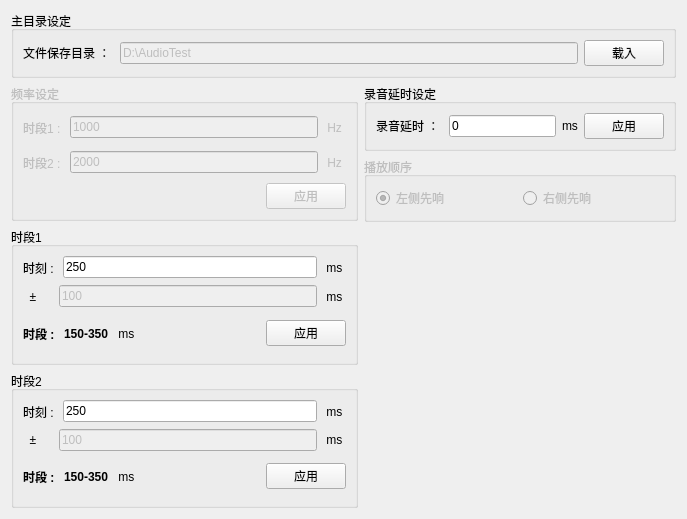
YeeeeRQ/SpeakerTest, file Setup4AutoTest.ui: the form before one commit.
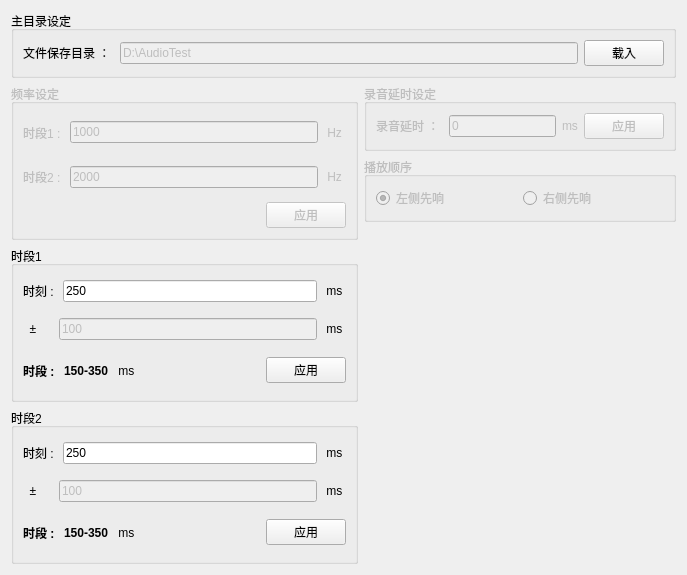
The form after the commit.

Patch:
```diff
--- a/Setup4AutoTest.ui
+++ b/Setup4AutoTest.ui
@@ -7,7 +7,7 @@
     <x>0</x>
     <y>0</y>
     <width>687</width>
-    <height>519</height>
+    <height>575</height>
    </rect>
   </property>
   <property name="windowTitle">
@@ -397,6 +397,9 @@
           <layout class="QVBoxLayout" name="verticalLayout_6">
            <item>
             <widget class="QGroupBox" name="groupBox_4">
+             <property name="enabled">
+              <bool>false</bool>
+             </property>
              <property name="title">
               <string>录音延时设定</string>
              </property>
```
